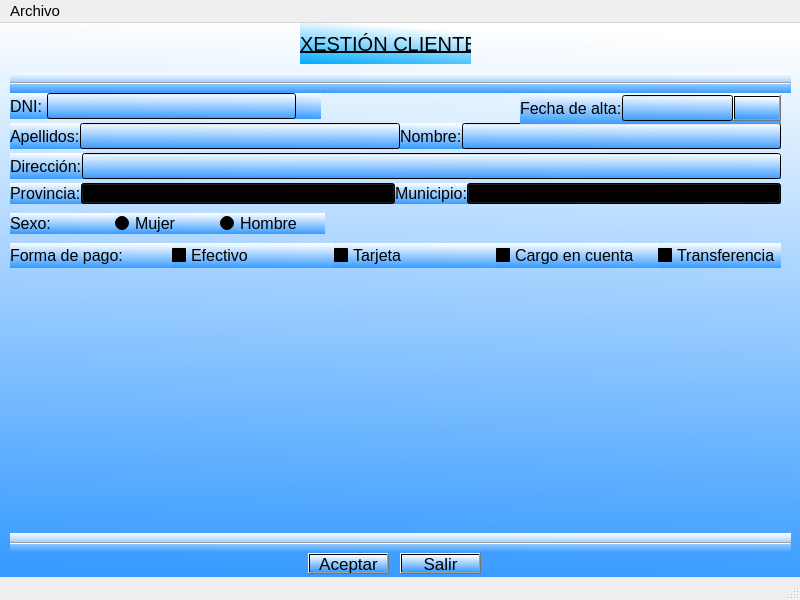
Old version of the form prueba.ui in the repository solglez/gonzalezescolar.
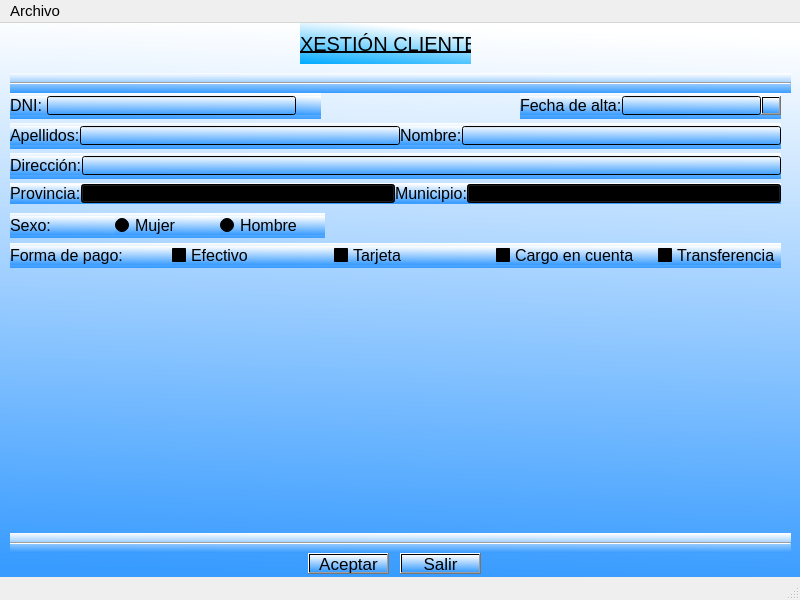
New version of the form. Icons and pictures are not drawn.

The edit to the form file:
```diff
--- a/prueba.ui
+++ b/prueba.ui
@@ -55,6 +55,12 @@
      </property>
      <item>
       <widget class="QLabel" name="lblApel">
+       <property name="maximumSize">
+        <size>
+         <width>16777215</width>
+         <height>19</height>
+        </size>
+       </property>
        <property name="font">
         <font>
          <pointsize>12</pointsize>
@@ -67,6 +73,12 @@
      </item>
      <item>
       <widget class="QLineEdit" name="txtApel">
+       <property name="maximumSize">
+        <size>
+         <width>16777215</width>
+         <height>19</height>
+        </size>
+       </property>
        <property name="font">
         <font>
          <pointsize>11</pointsize>
@@ -76,6 +88,12 @@
      </item>
      <item>
       <widget class="QLabel" name="lblNome">
+       <property name="maximumSize">
+        <size>
+         <width>16777215</width>
+         <height>19</height>
+        </size>
+       </property>
        <property name="font">
         <font>
          <pointsize>12</pointsize>
@@ -88,6 +106,12 @@
      </item>
      <item>
       <widget class="QLineEdit" name="txtNome">
+       <property name="maximumSize">
+        <size>
+         <width>16777215</width>
+         <height>19</height>
+        </size>
+       </property>
        <property name="font">
         <font>
          <pointsize>11</pointsize>
@@ -363,6 +387,12 @@
      </property>
      <item>
       <widget class="QLabel" name="lblDNI">
+       <property name="maximumSize">
+        <size>
+         <width>16777215</width>
+         <height>19</height>
+        </size>
+       </property>
        <property name="font">
         <font>
          <pointsize>12</pointsize>
@@ -377,6 +407,12 @@
      </item>
      <item>
       <widget class="QLineEdit" name="txtDNI">
+       <property name="maximumSize">
+        <size>
+         <width>16777215</width>
+         <height>19</height>
+        </size>
+       </property>
        <property name="font">
         <font>
          <pointsize>11</pointsize>
@@ -392,6 +428,12 @@
          <height>0</height>
         </size>
        </property>
+       <property name="maximumSize">
+        <size>
+         <width>16777215</width>
+         <height>19</height>
+        </size>
+       </property>
        <property name="font">
         <font>
          <pointsize>14</pointsize>
@@ -422,6 +464,12 @@
      </property>
      <item>
       <widget class="QLabel" name="lblDir">
+       <property name="maximumSize">
+        <size>
+         <width>16777215</width>
+         <height>19</height>
+        </size>
+       </property>
        <property name="font">
         <font>
          <pointsize>12</pointsize>
@@ -434,6 +482,12 @@
      </item>
      <item>
       <widget class="QLineEdit" name="txtDir">
+       <property name="maximumSize">
+        <size>
+         <width>16777215</width>
+         <height>19</height>
+        </size>
+       </property>
        <property name="font">
         <font>
          <pointsize>11</pointsize>
@@ -480,6 +534,12 @@
          <verstretch>0</verstretch>
         </sizepolicy>
        </property>
+       <property name="maximumSize">
+        <size>
+         <width>16777215</width>
+         <height>19</height>
+        </size>
+       </property>
        <property name="font">
         <font>
          <pointsize>12</pointsize>
@@ -504,6 +564,12 @@
          <height>0</height>
         </size>
        </property>
+       <property name="maximumSize">
+        <size>
+         <width>16777215</width>
+         <height>19</height>
+        </size>
+       </property>
        <property name="font">
         <font>
          <pointsize>12</pointsize>
@@ -531,6 +597,12 @@
          <height>0</height>
         </size>
        </property>
+       <property name="maximumSize">
+        <size>
+         <width>16777215</width>
+         <height>19</height>
+        </size>
+       </property>
        <property name="font">
         <font>
          <pointsize>12</pointsize>
@@ -558,6 +630,12 @@
          <height>0</height>
         </size>
        </property>
+       <property name="maximumSize">
+        <size>
+         <width>16777215</width>
+         <height>19</height>
+        </size>
+       </property>
        <property name="font">
         <font>
          <pointsize>12</pointsize>
@@ -585,6 +663,12 @@
          <height>0</height>
         </size>
        </property>
+       <property name="maximumSize">
+        <size>
+         <width>16777215</width>
+         <height>19</height>
+        </size>
+       </property>
        <property name="font">
         <font>
          <pointsize>12</pointsize>
@@ -622,7 +706,7 @@
       <x>10</x>
       <y>190</y>
       <width>315</width>
-      <height>21</height>
+      <height>25</height>
      </rect>
     </property>
     <layout class="QHBoxLayout" name="horizontalLayout_5">
@@ -631,6 +715,12 @@
      </property>
      <item>
       <widget class="QLabel" name="lblSexo">
+       <property name="maximumSize">
+        <size>
+         <width>16777215</width>
+         <height>19</height>
+        </size>
+       </property>
        <property name="font">
         <font>
          <pointsize>12</pointsize>
@@ -643,6 +733,12 @@
      </item>
      <item>
       <widget class="QRadioButton" name="rbtFem">
+       <property name="maximumSize">
+        <size>
+         <width>16777215</width>
+         <height>19</height>
+        </size>
+       </property>
        <property name="font">
         <font>
          <pointsize>12</pointsize>
@@ -658,6 +754,12 @@
      </item>
      <item>
       <widget class="QRadioButton" name="rbtHom">
+       <property name="maximumSize">
+        <size>
+         <width>16777215</width>
+         <height>19</height>
+        </size>
+       </property>
        <property name="font">
         <font>
          <pointsize>12</pointsize>
@@ -694,6 +796,12 @@
          <verstretch>0</verstretch>
         </sizepolicy>
        </property>
+       <property name="maximumSize">
+        <size>
+         <width>16777215</width>
+         <height>19</height>
+        </size>
+       </property>
        <property name="font">
         <font>
          <pointsize>12</pointsize>
@@ -712,6 +820,12 @@
          <verstretch>0</verstretch>
         </sizepolicy>
        </property>
+       <property name="maximumSize">
+        <size>
+         <width>16777215</width>
+         <height>19</height>
+        </size>
+       </property>
       </widget>
      </item>
      <item>
@@ -722,6 +836,12 @@
          <verstretch>0</verstretch>
         </sizepolicy>
        </property>
+       <property name="maximumSize">
+        <size>
+         <width>16777215</width>
+         <height>19</height>
+        </size>
+       </property>
        <property name="font">
         <font>
          <pointsize>12</pointsize>
@@ -740,6 +860,12 @@
          <verstretch>0</verstretch>
         </sizepolicy>
        </property>
+       <property name="maximumSize">
+        <size>
+         <width>16777215</width>
+         <height>19</height>
+        </size>
+       </property>
       </widget>
      </item>
     </layout>
@@ -750,7 +876,7 @@
       <x>520</x>
       <y>70</y>
       <width>261</width>
-      <height>31</height>
+      <height>26</height>
      </rect>
     </property>
     <layout class="QHBoxLayout" name="horizontalLayout_7">
@@ -759,6 +885,12 @@
      </property>
      <item>
       <widget class="QLabel" name="lblAlta">
+       <property name="maximumSize">
+        <size>
+         <width>16777215</width>
+         <height>19</height>
+        </size>
+       </property>
        <property name="font">
         <font>
          <pointsize>12</pointsize>
@@ -771,6 +903,12 @@
      </item>
      <item>
       <widget class="QLineEdit" name="txtAlta">
+       <property name="maximumSize">
+        <size>
+         <width>16777215</width>
+         <height>19</height>
+        </size>
+       </property>
        <property name="font">
         <font>
          <pointsize>11</pointsize>
@@ -779,7 +917,13 @@
       </widget>
      </item>
      <item>
-      <widget class="QPushButton" name="btnAlta">
+      <widget class="QPushButton" name="btnCalendar">
+       <property name="maximumSize">
+        <size>
+         <width>20</width>
+         <height>19</height>
+        </size>
+       </property>
        <property name="text">
         <string/>
        </property>
```
Left out of the diff: 8 changed lines with no effect on the pictures.
